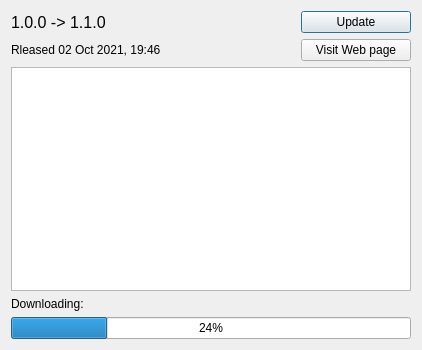
First picture: the form in ui/dialogs/UpdateDialog.ui, repository cegui/ceed-cpp, before the edit.
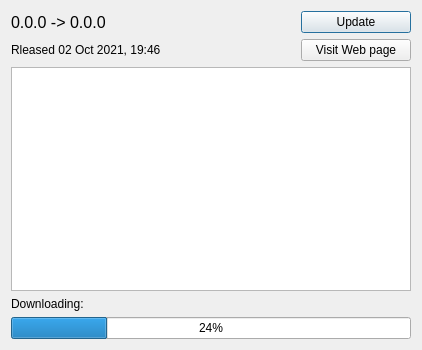
Second picture: the form after the edit.

The edit to the form file:
```diff
--- a/ui/dialogs/UpdateDialog.ui
+++ b/ui/dialogs/UpdateDialog.ui
@@ -34,7 +34,7 @@
           </font>
          </property>
          <property name="text">
-          <string>1.0.0 -&gt; 1.1.0</string>
+          <string>0.0.0 -&gt; 0.0.0</string>
          </property>
         </widget>
        </item>
```
